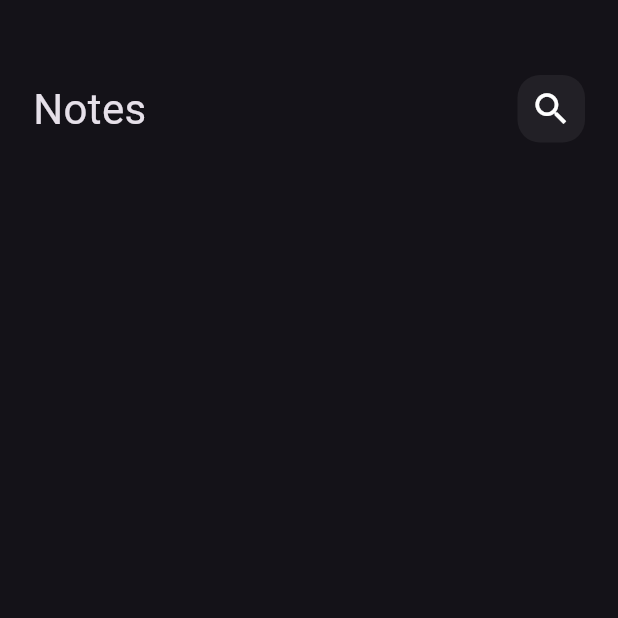
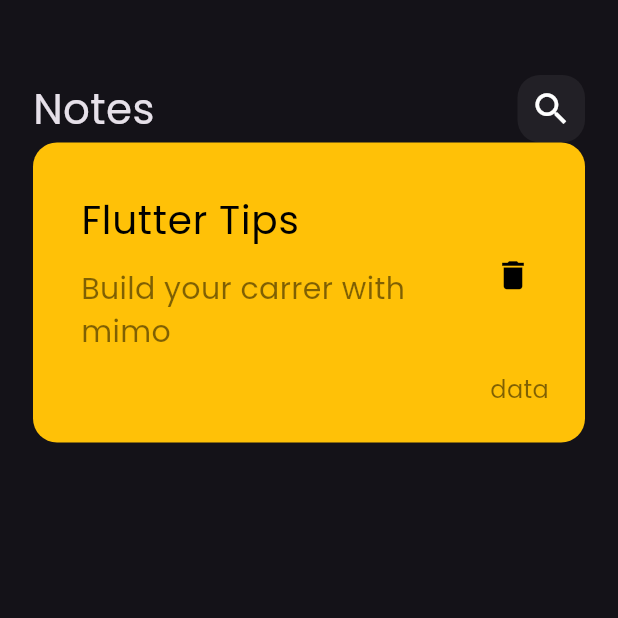
Before and after one commit to MiladnserSB/notes_App, a Flutter app: the screen it shows after launch, on a phone screen of 412 x 824 dp, the top half of it. Run offline on Flutter 3.47's test engine with Material 3 defaults, Android fonts, the phone set to English and light mode, and no system bars.

Commit message:
create custom note item

```diff
--- a/lib/main.dart
+++ b/lib/main.dart
@@ -11,7 +11,10 @@
   @override
   Widget build(BuildContext context) {
     return MaterialApp(
-      theme: ThemeData.dark(),
+      theme: ThemeData(
+        brightness: Brightness.dark,
+        fontFamily: 'Poppins'
+      ),
       home: const NotesView(),
     );
   }
--- /dev/null
+++ b/lib/widgets/note_item.dart
@@ -0,0 +1,45 @@
+import 'package:flutter/material.dart';
+
+class NoteItem extends StatelessWidget {
+  const NoteItem({super.key});
+
+  @override
+  Widget build(BuildContext context) {
+    return Container(
+      padding: EdgeInsets.only(top:24,bottom: 24,left: 16),
+      decoration: BoxDecoration(
+        color: Colors.amber,
+        borderRadius: BorderRadiusDirectional.circular(16),
+      ),
+      child: Column(
+        crossAxisAlignment: CrossAxisAlignment.end,
+        children: [
+          ListTile(
+            title: Text(
+              'Flutter Tips',
+              style: TextStyle(color: Colors.black, fontSize: 26),
+            ),
+            subtitle: Padding(
+              padding: const EdgeInsets.only(top: 12.0, bottom: 4),
+              child: Text(
+                'Build your carrer with mimo',
+                style: TextStyle(color: Colors.black.withOpacity(0.5), fontSize: 20),
+              ),
+            ),
+            trailing: IconButton(
+              onPressed: () {},
+              icon: Icon(size: 25 , color: Colors.black, Icons.delete),
+            ),
+          ),
+          Padding(
+            padding: const EdgeInsets.only(right: 24.0),
+            child: Text(
+              'data',
+              style: TextStyle(color: Colors.black.withOpacity(0.5),fontSize: 16 ),
+            ),
+          ),
+        ],
+      ),
+    );
+  }
+}
--- a/lib/widgets/notes_view_body.dart
+++ b/lib/widgets/notes_view_body.dart
@@ -1,5 +1,6 @@
 import 'package:flutter/material.dart';
 import 'package:learning_project_notes_app/widgets/custom_app_bar.dart';
+import 'package:learning_project_notes_app/widgets/note_item.dart';
 
 class NotesViewBody extends StatelessWidget {
   const NotesViewBody({super.key});
@@ -12,7 +13,7 @@ class NotesViewBody extends StatelessWidget {
         children: [
           SizedBox(height: 50,),
             CustomAppBar(),
-
+            NoteItem()
         ],
       ),
     );
```
Also changed, not shown: pubspec.yaml (+4 -4 lines), assets/fonts/Poppins-Regular.ttf (added).
